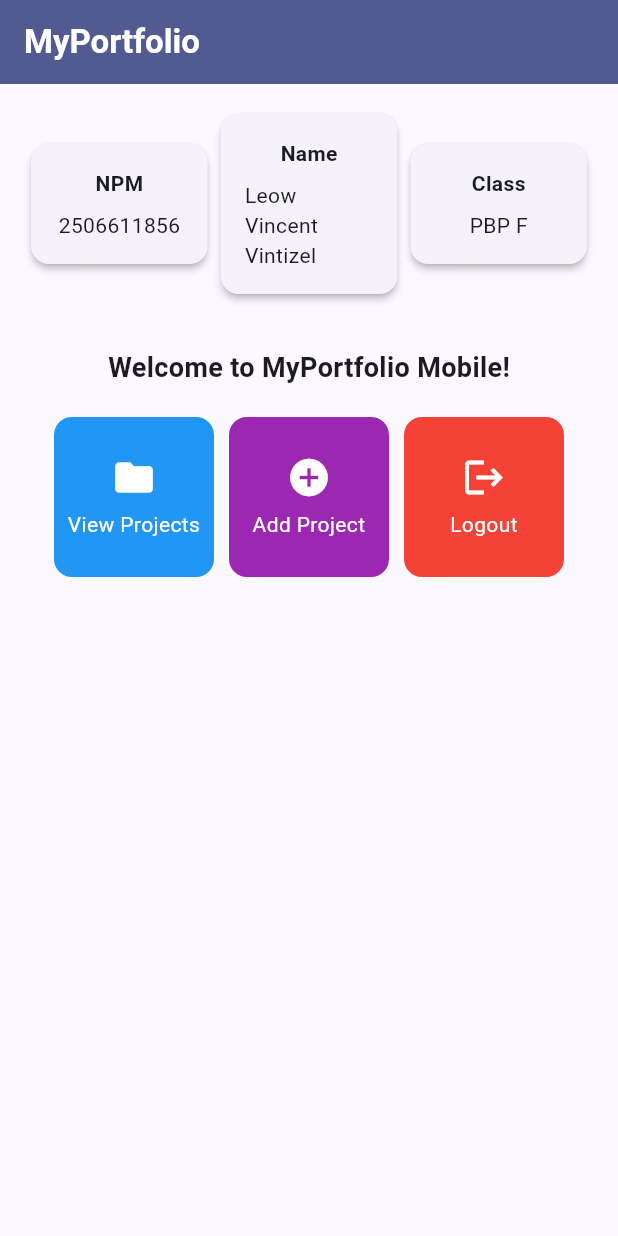
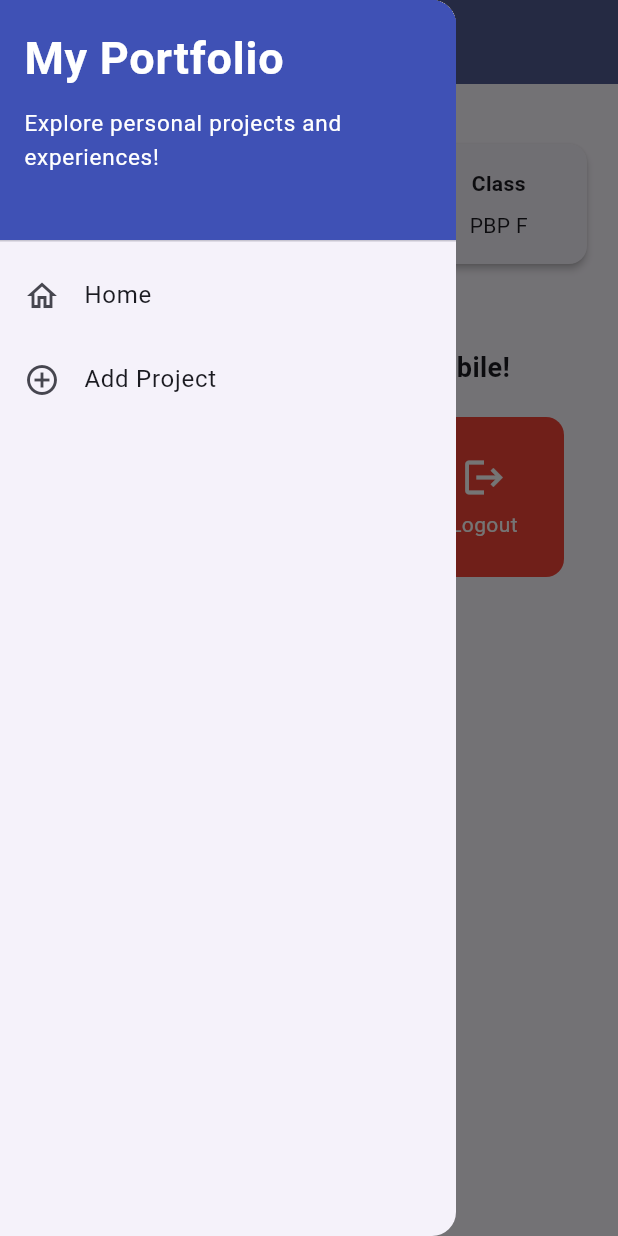
Before and after one commit to vlixl/myportofolio_mobile, a Flutter app: the screen it shows after launch, with the side drawer open (before the commit the screen has no drawer), on a phone screen of 412 x 824 dp. Run offline on Flutter 3.47's test engine with Material 3 defaults, Android fonts, the phone set to English and light mode, and no system bars; our stand-ins replace material_ui.

Commit message:
feat: add drawer menu

```diff
--- a/lib/menu.dart
+++ b/lib/menu.dart
@@ -1,4 +1,5 @@
 import 'package:material_ui/material_ui.dart';
+import 'package:myportofolio_mobile/widgets/left_drawer.dart';
 
 class MyHomePage extends StatelessWidget {
   MyHomePage({super.key});
@@ -26,6 +27,7 @@ class MyHomePage extends StatelessWidget {
         ),
         backgroundColor: Theme.of(context).colorScheme.primary,
       ),
+      drawer: const LeftDrawer(),
       body: Padding(
         padding: const EdgeInsets.all(16.0),
         child: Column(
--- /dev/null
+++ b/lib/widgets/left_drawer.dart
@@ -0,0 +1,60 @@
+import 'package:material_ui/material_ui.dart';
+import 'package:myportofolio_mobile/menu.dart';
+
+// TODO: Impor halaman ProjectFormPage jika sudah dibuat
+
+class LeftDrawer extends StatelessWidget {
+  const LeftDrawer({super.key});
+
+  @override
+  Widget build(BuildContext context) {
+    return Drawer(
+      child: ListView(
+        children: [
+          const DrawerHeader(
+            decoration: BoxDecoration(color: Colors.indigo),
+            child: Column(
+              crossAxisAlignment: CrossAxisAlignment.start,
+              children: [
+                Text(
+                  'My Portfolio',
+                  style: TextStyle(
+                    fontSize: 30,
+                    fontWeight: FontWeight.bold,
+                    color: Colors.white,
+                  ),
+                ),
+                SizedBox(height: 10),
+                Text(
+                  'Explore personal projects and experiences!',
+                  style: TextStyle(fontSize: 15, color: Colors.white),
+                ),
+              ],
+            ),
+          ),
+          ListTile(
+            leading: const Icon(Icons.home_outlined),
+            title: const Text('Home'),
+            // Navigasi ke halaman utama portofolio
+            onTap: () {
+              Navigator.pushReplacement(
+                context,
+                MaterialPageRoute(builder: (context) => MyHomePage()),
+              );
+            },
+          ),
+          ListTile(
+            leading: const Icon(Icons.add_circle_outline),
+            title: const Text('Add Project'),
+            // Navigasi ke halaman tambah proyek
+            onTap: () {
+              /*
+              TODO: Buatlah routing ke halaman ProjectFormPage yang akan dibuat nanti.
+              */
+            },
+          ),
+        ],
+      ),
+    );
+  }
+}
```
